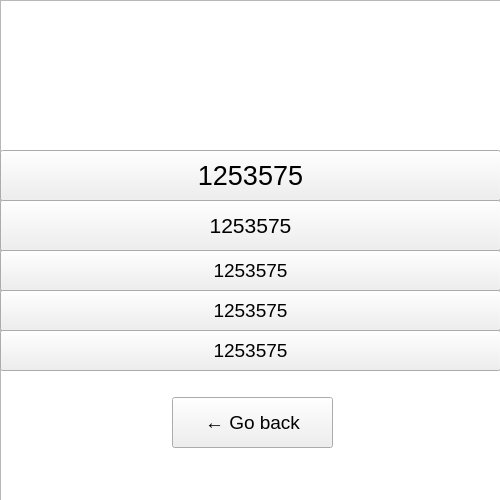
Above: scorescreen.ui from ngxson/LTNC2017 before the change. Below: the same form after it.
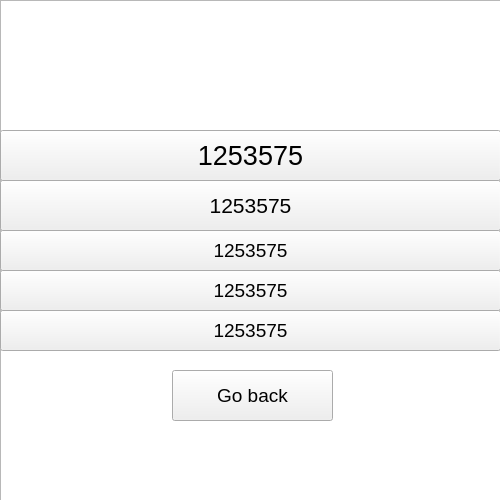
That is the form after the change.

The edit to the form file:
```diff
--- a/scorescreen.ui
+++ b/scorescreen.ui
@@ -39,7 +39,7 @@
    <property name="geometry">
     <rect>
      <x>0</x>
-     <y>330</y>
+     <y>310</y>
      <width>501</width>
      <height>41</height>
     </rect>
@@ -58,7 +58,7 @@
    <property name="geometry">
     <rect>
      <x>0</x>
-     <y>200</y>
+     <y>180</y>
      <width>501</width>
      <height>51</height>
     </rect>
@@ -77,7 +77,7 @@
    <property name="geometry">
     <rect>
      <x>172</x>
-     <y>397</y>
+     <y>370</y>
      <width>161</width>
      <height>51</height>
     </rect>
@@ -89,14 +89,14 @@
     </font>
    </property>
    <property name="text">
-    <string>← Go back</string>
+    <string>Go back</string>
    </property>
   </widget>
   <widget class="QPushButton" name="s1">
    <property name="geometry">
     <rect>
      <x>0</x>
-     <y>150</y>
+     <y>130</y>
      <width>501</width>
      <height>51</height>
     </rect>
@@ -115,7 +115,7 @@
    <property name="geometry">
     <rect>
      <x>0</x>
-     <y>250</y>
+     <y>230</y>
      <width>501</width>
      <height>41</height>
     </rect>
@@ -134,7 +134,7 @@
    <property name="geometry">
     <rect>
      <x>0</x>
-     <y>290</y>
+     <y>270</y>
      <width>501</width>
      <height>41</height>
     </rect>
```
